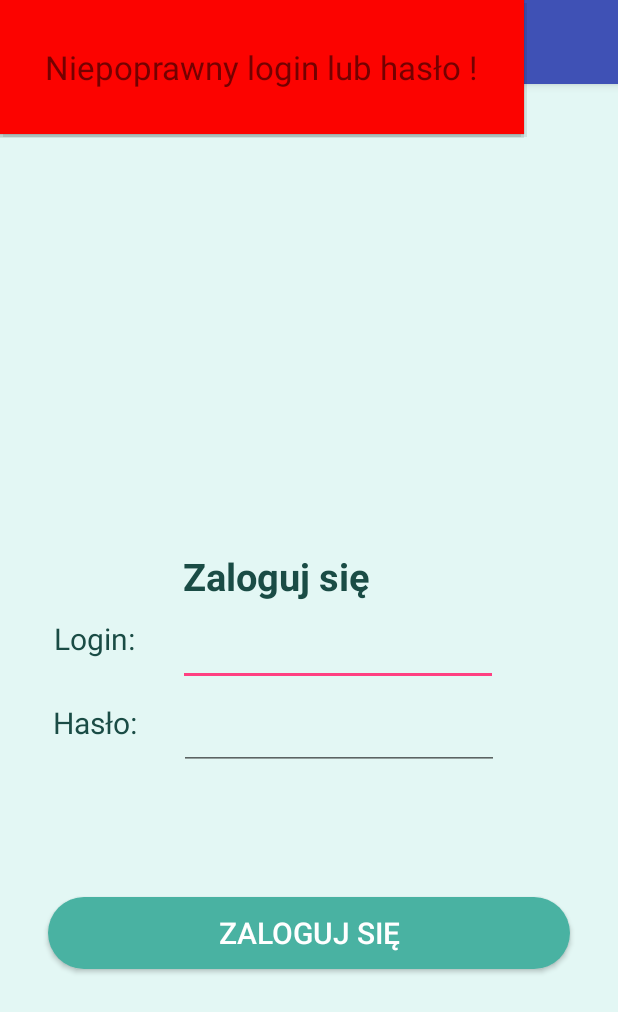
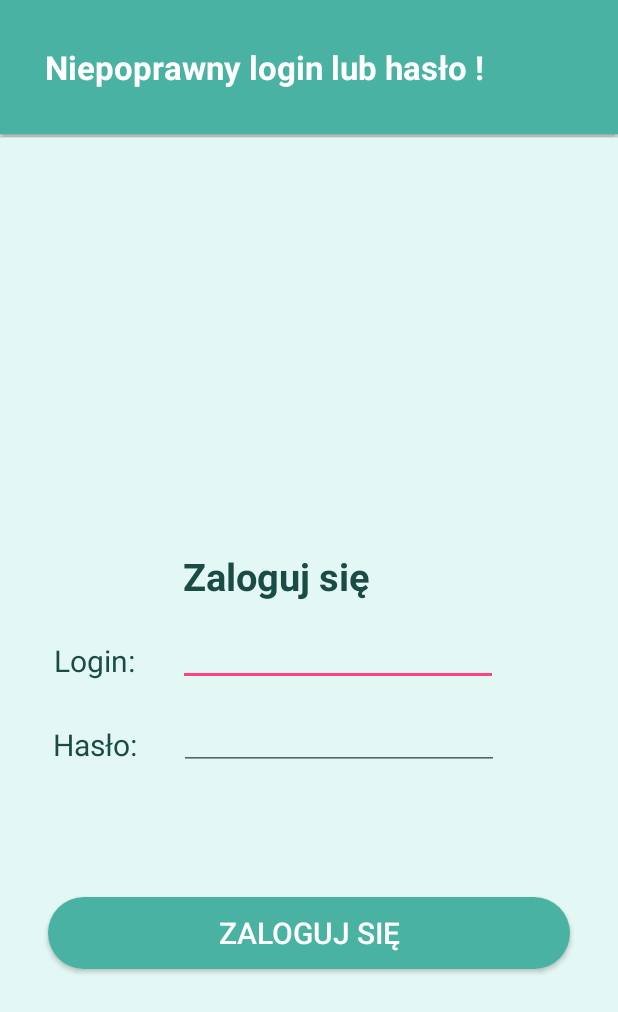
Before and after one commit to Kaatee/MobileFamily, an Android app: the screen it shows after launch (LoginActivity), after a tap on "ZALOGUJ SIĘ", on a phone screen of 412 x 824 dp. Shown: the top 1012 px of the screen. Run offline under Robolectric (Android 15) with nearby library versions, the phone set to English and light mode, and no system bars.

Commit message:
add: better view and icon

```diff
--- a/app/src/main/AndroidManifest.xml
+++ b/app/src/main/AndroidManifest.xml
@@ -8,7 +8,7 @@
         android:allowBackup="true"
         android:icon="@mipmap/ic_launcher"
         android:label="@string/app_name"
-        android:roundIcon="@mipmap/ic_launcher_round"
+        android:roundIcon="@drawable/icon"
         android:supportsRtl="true"
         android:theme="@style/AppTheme">
         <activity android:name=".LoginActivity">
--- a/app/src/main/res/layout/activity_calendar.xml
+++ b/app/src/main/res/layout/activity_calendar.xml
@@ -51,9 +51,8 @@
         android:layout_height="50dp"
         android:layout_marginEnd="8dp"
         android:layout_marginBottom="8dp"
-        android:background="@drawable/round_button_drawable"
+        android:background="@drawable/indeks"
         android:onClick="showUpcomingEvents"
-        android:text="ALL"
         android:textSize="20dp"
         android:textColor="@android:color/white"
         app:layout_constraintBottom_toBottomOf="parent"
--- a/app/src/main/res/layout/activity_login.xml
+++ b/app/src/main/res/layout/activity_login.xml
@@ -87,13 +87,16 @@
                 android:id="@+id/textView2"
                 android:layout_width="wrap_content"
                 android:layout_height="wrap_content"
-                android:textSize="20sp"
+                android:layout_marginTop="8dp"
+                android:layout_marginBottom="8dp"
                 android:text="Login:"
                 android:textColor="@color/colorButtonsCorners"
+                android:textSize="20sp"
+                app:layout_constraintBottom_toBottomOf="parent"
                 app:layout_constraintEnd_toStartOf="@+id/edtUsername"
                 app:layout_constraintHorizontal_bias="0.5"
                 app:layout_constraintStart_toStartOf="parent"
-                tools:layout_editor_absoluteY="29dp" />
+                app:layout_constraintTop_toTopOf="parent" />
 
             <EditText
                 android:id="@+id/edtUsername"
@@ -122,13 +125,16 @@
                 android:id="@+id/textView3"
                 android:layout_width="wrap_content"
                 android:layout_height="wrap_content"
-                android:textSize="20sp"
+                android:layout_marginTop="8dp"
+                android:layout_marginBottom="8dp"
                 android:text="Hasło:"
                 android:textColor="@color/colorButtonsCorners"
+                android:textSize="20sp"
+                app:layout_constraintBottom_toBottomOf="parent"
                 app:layout_constraintEnd_toStartOf="@+id/edtPassword"
                 app:layout_constraintHorizontal_bias="0.5"
                 app:layout_constraintStart_toStartOf="parent"
-                tools:layout_editor_absoluteY="29dp" />
+                app:layout_constraintTop_toTopOf="parent" />
 
             <EditText
                 android:id="@+id/edtPassword"
--- a/app/src/main/res/layout/popup_window.xml
+++ b/app/src/main/res/layout/popup_window.xml
@@ -1,12 +1,13 @@
 <?xml version="1.0" encoding="utf-8"?>
 <RelativeLayout
     xmlns:android="http://schemas.android.com/apk/res/android"
+    xmlns:tools="http://schemas.android.com/tools"
     android:layout_width="wrap_content"
     android:layout_height="wrap_content"
-    android:background="#fc0300">
+    android:background="@color/colorButtons">
 
     <TextView
-        android:layout_width="wrap_content"
+        android:layout_width="match_parent"
         android:layout_height="wrap_content"
         android:layout_centerHorizontal="true"
         android:layout_centerVertical="true"
@@ -15,6 +16,8 @@
         android:layout_marginEnd="30dp"
         android:layout_marginBottom="30dp"
         android:text="Niepoprawny login lub hasło !"
-        android:textSize="22sp" />
+        android:textColor="@android:color/white"
+        android:textSize="22sp"
+        android:textStyle="bold" />
 
 </RelativeLayout>
```
Also changed, not shown: app/src/main/res/layout/activity_menu.xml (+4 -3 lines), app/src/main/res/drawable/icon.png (added), app/src/main/res/drawable/indeks.png (added).
